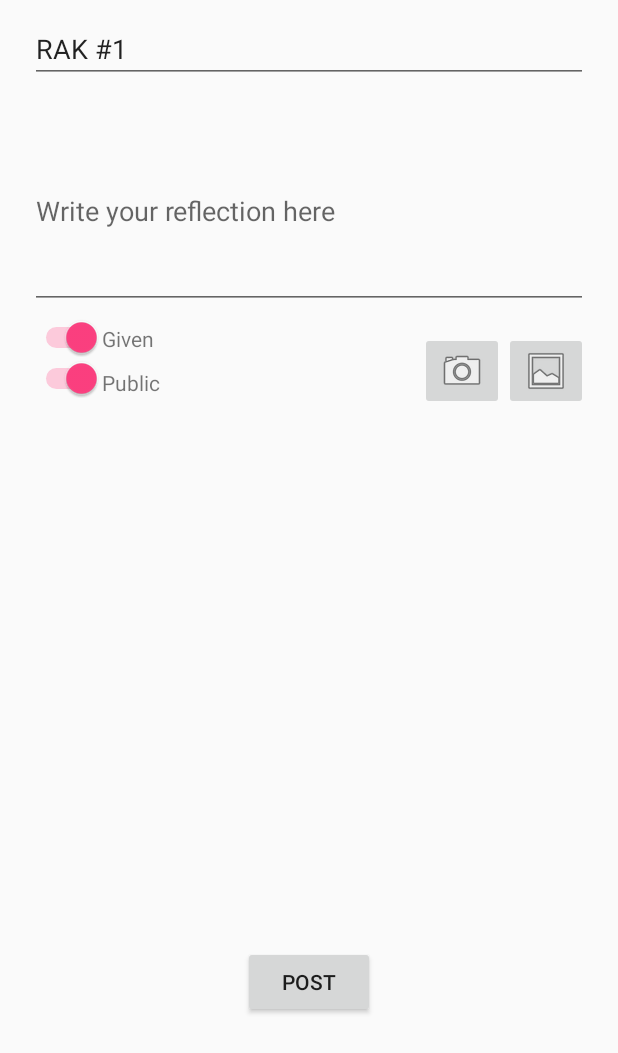
After one commit to iNKredibleS/Wema2, an Android app: the fragment CreatePostFragment placed in its activity, on a phone screen of 412 x 824 dp. The commit adds this screen. Shown: the top 1053 px of the screen. Run offline under Robolectric (Android 15) with nearby library versions, the phone set to English and light mode, and no system bars; our stand-ins replace ButterKnife; libraries missing offline, so code that uses them is left out: com.mikepenz.materialdrawer, com.parse; pictures from the network do not load; 4 statements that could not run were skipped.

Commit message:
fragments are up and running and so are create post

```diff
--- /dev/null
+++ b/app/src/main/java/com/inkredibles/wema20/CreatePostFragment.java
@@ -0,0 +1,265 @@
+package com.inkredibles.wema20;
+
+import android.Manifest;
+import android.content.Intent;
+import android.content.pm.PackageManager;
+import android.graphics.Bitmap;
+import android.net.Uri;
+import android.os.Build;
+import android.os.Bundle;
+import android.provider.MediaStore;
+import android.support.v4.app.ActivityCompat;
+import android.support.v4.app.Fragment;
+import android.text.Editable;
+import android.text.Selection;
+import android.util.Log;
+import android.view.LayoutInflater;
+import android.view.View;
+import android.view.ViewGroup;
+import android.widget.CompoundButton;
+import android.widget.EditText;
+import android.widget.ImageView;
+import android.widget.Switch;
+import android.widget.TextView;
+import android.widget.Toast;
+
+import com.inkredibles.wema20.models.Post;
+import com.parse.ParseException;
+import com.parse.ParseFile;
+import com.parse.ParseUser;
+import com.parse.SaveCallback;
+
+import java.io.File;
+import java.io.FileOutputStream;
+import java.io.IOException;
+import java.io.OutputStream;
+
+import butterknife.BindView;
+import butterknife.ButterKnife;
+import butterknife.OnCheckedChanged;
+import butterknife.OnClick;
+
+import static android.app.Activity.RESULT_OK;
+import static android.support.v4.content.ContextCompat.checkSelfPermission;
+
+public class CreatePostFragment extends Fragment {
+
+    @BindView(R.id.Title) EditText et_title;
+    @BindView(R.id.et_message) EditText et_message;
+    @BindView(R.id.switch_give_rec) Switch switch_give_rec;
+    @BindView(R.id.switch_pub_pri) Switch switch_pub_pri;
+    @BindView(R.id.pictureHolder) ImageView pictureHolder;
+    @BindView(R.id.tv_give_rec) TextView tvGiveRec;
+    @BindView(R.id.tv_pub_pri) TextView tvPubPri;
+
+    static final int REQUEST_IMAGE_CAPTURE = 1;
+    static final int REQUEST_GALLERY_IMAGE = 2;
+    private static File filesDir;
+    private String type;
+    private String privacy;
+
+    // Storage Permissions
+    private static final int REQUEST_EXTERNAL_STORAGE = 1;
+    private static String[] PERMISSIONS_STORAGE = {
+            Manifest.permission.READ_EXTERNAL_STORAGE,
+            Manifest.permission.WRITE_EXTERNAL_STORAGE
+    };
+
+    private ParseFile parseFile;
+    private File file;
+
+    @Override
+    public View onCreateView(LayoutInflater inflater, ViewGroup parent, Bundle savedInstanceState) {
+        // Defines the xml file for the fragment
+        return inflater.inflate(R.layout.fragment_create_post, parent, false);
+    }
+
+
+    @Override
+    public void onViewCreated(View view, Bundle savedInstanceState) {
+
+        filesDir = getContext().getFilesDir();
+
+        //butterknife bind
+        ButterKnife.bind(this, view);
+
+        //TODO: get title from rak passed to this post
+
+        et_title.setText("RAK #1");
+        //set the cursor position to end of input title
+        //found on stack overflow
+        int position = et_title.length();
+        Editable etext = et_title.getText();
+        Selection.setSelection(etext, position);
+
+        //setting up switches
+        switch_pub_pri.setChecked(true);
+        switch_give_rec.setChecked(true);
+        tvGiveRec.setText("Given");
+        tvPubPri.setText("Public");
+
+        //default type and privacy values
+        type = "give";
+        privacy = "public";
+
+
+    }
+
+
+
+    //TODO change to teriary format
+    @OnCheckedChanged(R.id.switch_give_rec)
+    void giveRec(CompoundButton compoundButton, boolean checked){
+        if(checked) {
+            tvGiveRec.setText("Given");
+            type = "give";
+        } else {
+            tvGiveRec.setText("Received");
+            type = "receive";
+        }
+
+    }
+
+    @OnCheckedChanged(R.id.switch_pub_pri)
+    void pubPri(CompoundButton compoundButton, boolean checked){
+        if(checked) {
+            tvPubPri.setText("Public");
+            privacy = "public";
+        } else {
+            tvPubPri.setText("Just for me");
+            privacy = "private";
+        }
+    }
+
+
+
+
+    //on post button clicked
+    @OnClick(R.id.btn_post)
+    protected void postButtonClicked(){
+        final String title = et_title.getText().toString();
+        final String message = et_message.getText().toString();
+        final ParseUser user = ParseUser.getCurrentUser();
+        final String finalPrivacy = privacy;
+        final String finalType = type;
+
+        if(file != null) parseFile = new ParseFile(file);
+
+        //set up getting image
+        //get final Strings for switches too
+
+        createPost(title, message, user, parseFile, finalPrivacy, finalType); //eventually createPost (title, message, user, image, privacy, type)
+    }
+
+    @OnClick(R.id.btn_gallery)
+    protected void gallery(){
+        Intent intent = new Intent(Intent.ACTION_PICK,
+                android.provider.MediaStore.Images.Media.EXTERNAL_CONTENT_URI);
+        startActivityForResult(intent , REQUEST_GALLERY_IMAGE);
+    }
+
+    @OnClick(R.id.btn_camera)
+    protected void camera() {
+        if(isStoragePermissionGranted()) {
+            dispatchTakePictureIntent();
+        }
+    }
+
+    //switches
+    //create a protected/public? boolean for the states and then in create post
+    //set the fields of the post to the give/receive, public/private based on these
+    //booleans
+
+    //create post
+    //set the title, message, user, image, privacy, give, receive
+    private void createPost(String title, String message, ParseUser user, ParseFile parseFile, String privacy, String type) {
+        final Post newPost = new Post();
+        newPost.setTitle(title);
+        newPost.setMessage(message);
+        newPost.setUser(user);
+        if(parseFile != null) newPost.setImage(parseFile);
+        newPost.setPrivacy(privacy);
+        newPost.setType(type);
+
+        newPost.saveInBackground(
+                new SaveCallback() {
+                    @Override
+                    public void done(ParseException e) {
+                        if (e == null) {
+                            Log.d("CreatePostActivity", "create post success");
+                            Toast.makeText(getActivity(), "Post Created", Toast.LENGTH_SHORT).show();
+
+                        } else {
+                            e.printStackTrace();
+                        }
+                    }
+                });
+    }
+
+
+    @Override
+    public void onActivityResult(int requestCode, int resultCode, Intent data) {
+
+        if (requestCode == REQUEST_IMAGE_CAPTURE && resultCode == RESULT_OK) {
+            Bundle extras = data.getExtras();
+            Bitmap imageBitmap = (Bitmap) extras.get("data");
+            pictureHolder.setImageBitmap(imageBitmap);
+            file = persistImage(imageBitmap, "pic1");
+        }else if(requestCode == REQUEST_GALLERY_IMAGE && resultCode == RESULT_OK){
+            Uri imageUri = data.getData();
+            pictureHolder.setImageURI(imageUri);
+            try {
+                Bitmap imageBitmap = MediaStore.Images.Media.getBitmap(getActivity().getContentResolver(), imageUri);
+                file = persistImage(imageBitmap, "pic2");
+            } catch (IOException e) {
+                e.printStackTrace();
+            }
+        }
+    }
+
+    private static File  persistImage(Bitmap bitmap, String name) {
+        File imageFile = new File(filesDir, name + ".jpg");
+        OutputStream os;
+        try {
+            os = new FileOutputStream(imageFile);
+            bitmap.compress(Bitmap.CompressFormat.JPEG, 100, os);
+            os.flush();
+            os.close();
+        } catch (Exception e) {
+            Log.d("Create Post Fragment", "Error writing bitmap", e);
+        }
+        return imageFile;
+
+    }
+
+
+
+
+
+    /*Requests permission to read external storage*/
+    public  boolean isStoragePermissionGranted() {
+        if (Build.VERSION.SDK_INT >= 23) {
+            if (checkSelfPermission(getActivity(), android.Manifest.permission.READ_EXTERNAL_STORAGE) == PackageManager.PERMISSION_GRANTED) {
+                Log.v("Create Post Fragment","Permission is granted");
+                return true;
+            } else {
+
+                Log.v("Create Post Fragment","Permission is revoked");
+                ActivityCompat.requestPermissions(getActivity(), new String[]{Manifest.permission.READ_EXTERNAL_STORAGE}, 1);
+                return false;
+            }
+        } else {
+            Log.v("Create Post Fragment","Permission is granted");
+            return true;
+        }
+    }
+
+    /*dispatches an intent to take a picture*/
+    private void dispatchTakePictureIntent() {
+        Intent takePictureIntent = new Intent(MediaStore.ACTION_IMAGE_CAPTURE);
+        if (takePictureIntent.resolveActivity(getActivity().getPackageManager()) != null) {
+            startActivityForResult(takePictureIntent, REQUEST_IMAGE_CAPTURE);
+        }
+    }
+
+}
--- a/app/src/main/java/com/inkredibles/wema20/MainActivity.java
+++ b/app/src/main/java/com/inkredibles/wema20/MainActivity.java
@@ -1,13 +1,61 @@
 package com.inkredibles.wema20;
 
+import android.os.Bundle;
+import android.support.v4.app.Fragment;
+import android.support.v4.app.FragmentTransaction;
 import android.support.v7.app.AppCompatActivity;
-import android.os.Bundle;
+import android.support.v7.widget.Toolbar;
+import android.view.View;
+
+import com.mikepenz.materialdrawer.Drawer;
+import com.mikepenz.materialdrawer.DrawerBuilder;
+import com.mikepenz.materialdrawer.model.DividerDrawerItem;
+import com.mikepenz.materialdrawer.model.PrimaryDrawerItem;
+import com.mikepenz.materialdrawer.model.SecondaryDrawerItem;
+import com.mikepenz.materialdrawer.model.interfaces.IDrawerItem;
 
 public class MainActivity extends AppCompatActivity {
+
+    private Toolbar toolbar;
+    final Fragment createPost = new CreatePostFragment();
 
     @Override
     protected void onCreate(Bundle savedInstanceState) {
         super.onCreate(savedInstanceState);
         setContentView(R.layout.activity_main);
+
+        toolbar = (Toolbar) findViewById(R.id.toolbar);
+        setSupportActionBar(toolbar);
+
+
+        new DrawerBuilder().withActivity(this).build();
+
+        //if you want to update the items at a later time it is recommended to keep it in a variable
+        final PrimaryDrawerItem home = new PrimaryDrawerItem().withIdentifier(1).withName("home");
+        final SecondaryDrawerItem reflection = new SecondaryDrawerItem().withIdentifier(2).withName("Reflection");
+
+    // create the drawer and remember the `Drawer` result object
+    Drawer result =
+        new DrawerBuilder()
+            .withActivity(this)
+            .withToolbar(toolbar)
+            .addDrawerItems(
+                home,
+                new DividerDrawerItem(),
+                reflection,
+                new SecondaryDrawerItem().withName("othername"))
+            .withOnDrawerItemClickListener(
+                new Drawer.OnDrawerItemClickListener() {
+                  @Override
+                  public boolean onItemClick(View view, int position, IDrawerItem drawerItem) {
+                    if (drawerItem == reflection) {
+                      FragmentTransaction ft = getSupportFragmentManager().beginTransaction();
+                      ft.replace(R.id.placeholder, createPost);
+                      ft.commit();
+                    }
+                    return true;
+                  }
+                })
+            .build();
     }
 }
--- a/app/src/main/res/layout/activity_main.xml
+++ b/app/src/main/res/layout/activity_main.xml
@@ -1,18 +1,17 @@
 <?xml version="1.0" encoding="utf-8"?>
-<android.support.constraint.ConstraintLayout xmlns:android="http://schemas.android.com/apk/res/android"
+<LinearLayout xmlns:android="http://schemas.android.com/apk/res/android"
     xmlns:app="http://schemas.android.com/apk/res-auto"
     xmlns:tools="http://schemas.android.com/tools"
     android:layout_width="match_parent"
     android:layout_height="match_parent"
     tools:context=".MainActivity">
 
-    <TextView
-        android:layout_width="wrap_content"
-        android:layout_height="wrap_content"
-        android:text="Hello World!"
-        app:layout_constraintBottom_toBottomOf="parent"
-        app:layout_constraintLeft_toLeftOf="parent"
-        app:layout_constraintRight_toRightOf="parent"
-        app:layout_constraintTop_toTopOf="parent" />
+    <FrameLayout
+        android:id="@+id/placeholder"
+        android:layout_width="match_parent"
+        android:layout_height="match_parent">
+    </FrameLayout>
 
-</android.support.constraint.ConstraintLayout>
+
+
+</LinearLayout>
--- /dev/null
+++ b/app/src/main/res/layout/fragment_create_post.xml
@@ -0,0 +1,107 @@
+<?xml version="1.0" encoding="utf-8"?>
+<RelativeLayout xmlns:android="http://schemas.android.com/apk/res/android"
+    xmlns:app="http://schemas.android.com/apk/res-auto"
+    xmlns:tools="http://schemas.android.com/tools"
+    android:layout_width="match_parent"
+    android:layout_height="match_parent">
+
+    <Switch
+        android:id="@+id/switch_give_rec"
+        android:layout_width="wrap_content"
+        android:layout_height="wrap_content"
+        android:layout_marginTop="5dp"
+        android:layout_marginLeft="20dp"
+        android:layout_below="@id/et_message"
+        />
+
+    <TextView
+        android:id="@+id/tv_give_rec"
+        android:layout_width="wrap_content"
+        android:layout_height="wrap_content"
+        android:layout_below="@id/et_message"
+        android:layout_marginTop="10dp"
+        android:layout_toRightOf="@id/switch_give_rec"
+        android:text="Text"/>
+
+    <EditText
+        android:id="@+id/Title"
+        android:layout_width="match_parent"
+        android:layout_height="wrap_content"
+        android:layout_alignParentStart="true"
+        android:layout_alignParentTop="true"
+        android:layout_marginTop="10dp"
+        android:layout_marginRight="20dp"
+        android:layout_marginLeft="20dp"
+        android:ems="10"
+        android:inputType="textPersonName"
+        android:text="Title" />
+
+    <EditText
+        android:id="@+id/et_message"
+        android:layout_width="match_parent"
+        android:layout_height="wrap_content"
+        android:layout_below="@id/Title"
+        android:layout_marginTop="20dp"
+        android:layout_marginRight="20dp"
+        android:layout_marginLeft="20dp"
+        android:hint="Write your reflection here"
+        android:layout_centerHorizontal="true"
+        android:minLines="5"
+        android:ems="10"
+        android:inputType="textMultiLine" />
+
+    <ImageButton
+        android:id="@+id/btn_camera"
+        android:layout_width="wrap_content"
+        android:layout_height="wrap_content"
+        android:layout_below="@id/et_message"
+        android:layout_marginTop="15dp"
+        android:layout_toLeftOf="@id/btn_gallery"
+        app:srcCompat="@android:drawable/ic_menu_camera" />
+
+    <ImageButton
+        android:id="@+id/btn_gallery"
+        android:layout_width="wrap_content"
+        android:layout_height="wrap_content"
+        android:layout_below="@id/et_message"
+        android:layout_alignEnd="@id/et_message"
+        android:layout_marginTop="15dp"
+        app:srcCompat="@android:drawable/ic_menu_gallery" />
+
+    <ImageView
+        android:id="@+id/pictureHolder"
+        android:layout_width="60dp"
+        android:layout_height="60dp"
+        android:layout_below="@id/et_message"
+        android:layout_toLeftOf="@id/btn_camera" />
+
+    <Switch
+        android:id="@+id/switch_pub_pri"
+        android:layout_width="wrap_content"
+        android:layout_height="wrap_content"
+        android:layout_below="@id/switch_give_rec"
+        android:layout_marginLeft="20dp"
+        />
+
+    <TextView
+        android:id="@+id/tv_pub_pri"
+        android:layout_width="wrap_content"
+        android:layout_height="wrap_content"
+        android:layout_below="@id/tv_give_rec"
+        android:layout_marginTop="10dp"
+        android:layout_toRightOf="@id/switch_pub_pri"
+        android:text="Text"/>
+
+
+
+    <Button
+        android:id="@+id/btn_post"
+        android:layout_width="wrap_content"
+        android:layout_height="wrap_content"
+        android:layout_alignParentBottom="true"
+        android:layout_centerHorizontal="true"
+        android:layout_marginBottom="145dp"
+        android:text="Post" />
+
+
+</RelativeLayout>
--- a/app/src/main/res/values/styles.xml
+++ b/app/src/main/res/values/styles.xml
@@ -1,7 +1,7 @@
 <resources>
 
     <!-- Base application theme. -->
-    <style name="AppTheme" parent="Theme.AppCompat.Light.DarkActionBar">
+    <style name="AppTheme" parent="Theme.AppCompat.Light.NoActionBar">
         <!-- Customize your theme here. -->
         <item name="colorPrimary">@color/colorPrimary</item>
         <item name="colorPrimaryDark">@color/colorPrimaryDark</item>
--- a/build.gradle
+++ b/build.gradle
@@ -1,6 +1,12 @@
 // Top-level build file where you can add configuration options common to all sub-projects/modules.
 
 buildscript {
+
+    ext{
+        versions = [
+                supportLib: "27.1.1"
+        ]
+    }
 
     repositories {
         google()
```
Also changed, not shown: app/build.gradle (+12 -0 lines), app/src/main/java/com/inkredibles/wema20/LoginActivity.java (+6 -6 lines), app/src/main/res/layout/toolbar.xml (added, +11 -0 lines).
